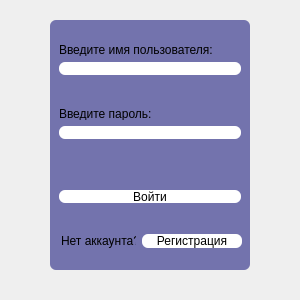
Above: UI/log_in.ui from TmT4elovek/Everyday-Application before the change. Below: the same form after it.
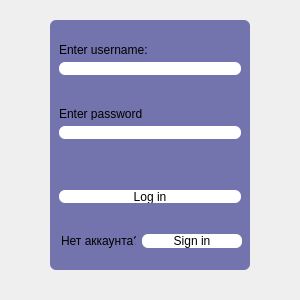
That is the form after the change.

The edit to the form file:
```diff
--- a/UI/log_in.ui
+++ b/UI/log_in.ui
@@ -88,7 +88,7 @@
        <item alignment="Qt::AlignLeft|Qt::AlignTop">
         <widget class="QLabel" name="label">
          <property name="text">
-          <string>Введите имя пользователя:</string>
+          <string>Enter username:</string>
          </property>
         </widget>
        </item>
@@ -121,7 +121,7 @@
        <item alignment="Qt::AlignTop">
         <widget class="QLabel" name="label_3">
          <property name="text">
-          <string>Введите пароль:</string>
+          <string>Enter password</string>
          </property>
         </widget>
        </item>
@@ -170,7 +170,7 @@
 </string>
          </property>
          <property name="text">
-          <string>Войти</string>
+          <string>Log in</string>
          </property>
         </widget>
        </item>
@@ -238,7 +238,7 @@
           <string notr="true">background: white;</string>
          </property>
          <property name="text">
-          <string>Регистрация</string>
+          <string>Sign in</string>
          </property>
         </widget>
        </item>
```
Left out of the diff: 3 changed lines with no effect on the pictures.
